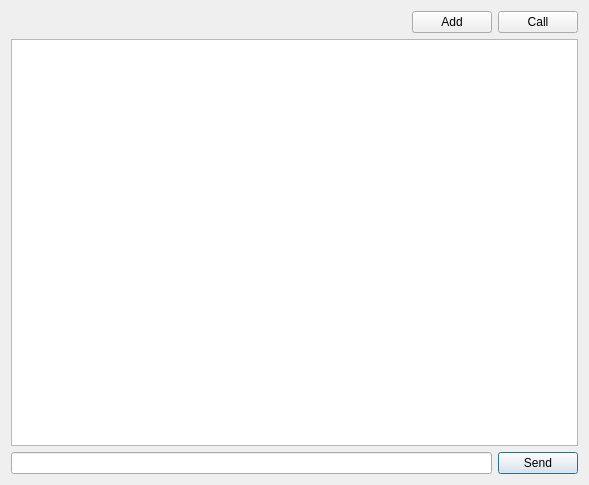
Above: src/client/widgetchattab.ui from wayt/Skypy before the change. Below: the same form after it.
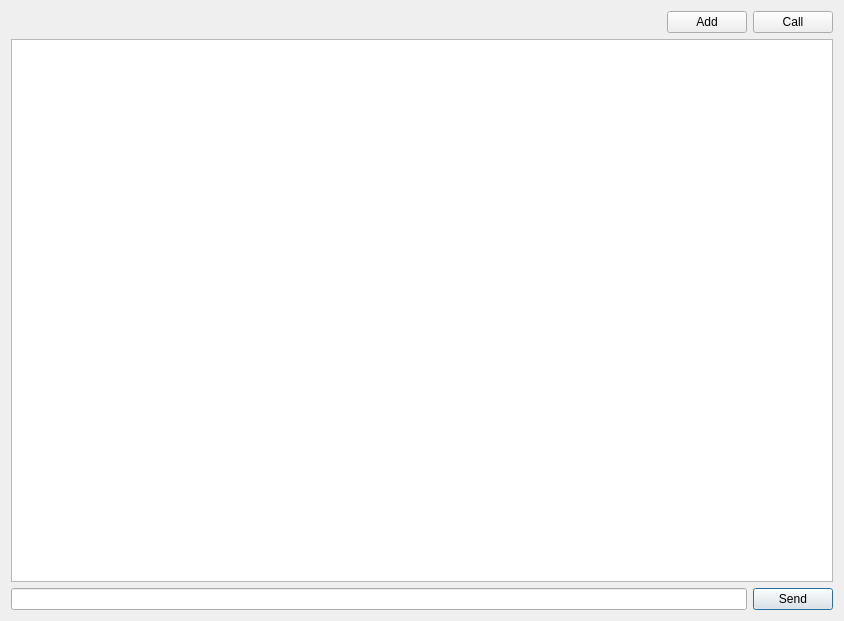
That is the form after the change.

Commit message: Moar design

Diff of the .ui file:
```diff
--- a/src/client/widgetchattab.ui
+++ b/src/client/widgetchattab.ui
@@ -6,8 +6,8 @@
    <rect>
     <x>0</x>
     <y>0</y>
-    <width>589</width>
-    <height>485</height>
+    <width>844</width>
+    <height>621</height>
    </rect>
   </property>
   <property name="windowTitle">
```
The commit also changes 4 other files.
